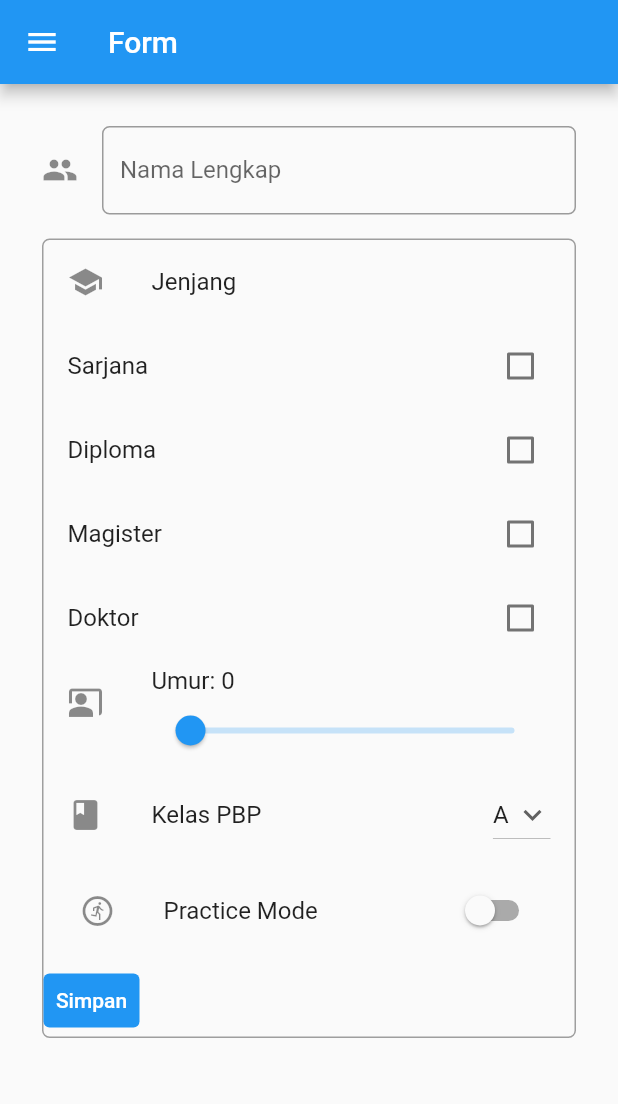
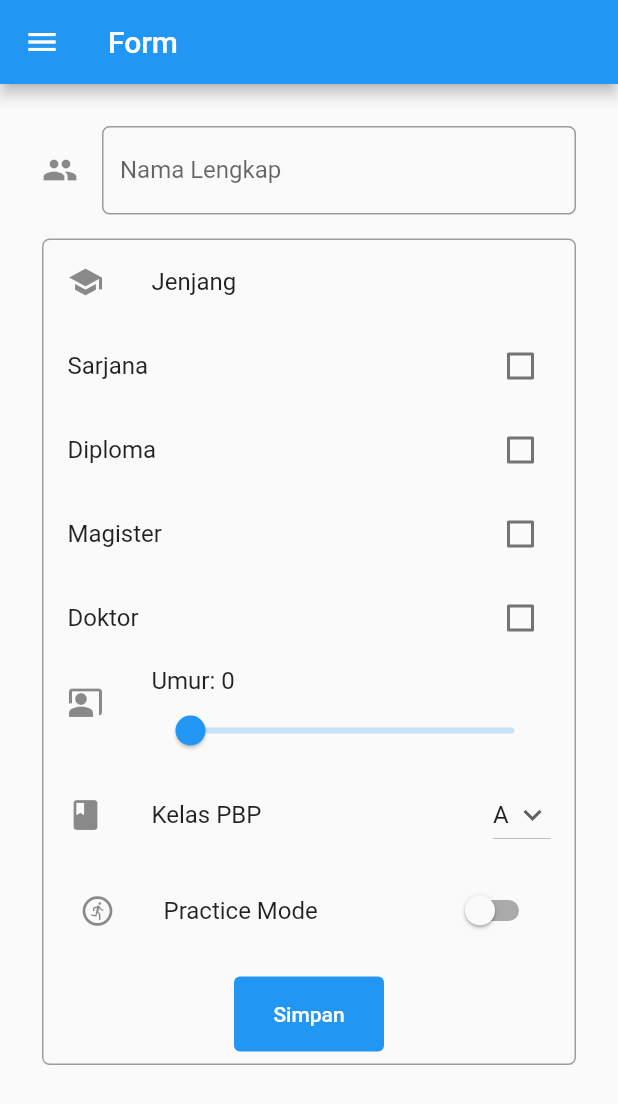
Before and after one commit to farkhans/pbp-flutter-tutorial, a Flutter app: the screen it shows after launch, in the side drawer, after a tap on "Form", on a phone screen of 412 x 824 dp. Shown: the top 1104 px of the screen. Run offline on Flutter 3.47's test engine with Material 2 defaults, Android fonts, the phone set to English and light mode, and no system bars.

Commit message:
tutorial 7

```diff
--- a/app/lib/form.dart
+++ b/app/lib/form.dart
@@ -213,7 +213,13 @@ class _MyFormPageState extends State<MyFormPage> {
                         secondary: const Icon(Icons.run_circle_outlined),
                       ),
                     ),
-                    TextButton(
+                    Center(
+                      child: Padding(
+                        padding: const EdgeInsets.all(8.0),
+                        child: SizedBox(
+                          height: 50,
+                          width: 100,
+                          child: TextButton(
                             style: ButtonStyle(
                               backgroundColor: MaterialStateProperty.all(Colors.blue),
                             ),
@@ -240,7 +246,8 @@ class _MyFormPageState extends State<MyFormPage> {
                                             Center(
                                                 child: const Text('Informasi Data')),
                                             SizedBox(height: 20),
-                                      Text('Judul: $_namaLengkap'),
+                                            Center(child: Text('Nama lengkap: $_namaLengkap')),
+                                            SizedBox(height: 20),
                                             TextButton(
                                               onPressed: () {
                                                 Navigator.pop(context);
@@ -256,6 +263,9 @@ class _MyFormPageState extends State<MyFormPage> {
                               }
                             },
                           ),
+                        ),
+                      ),
+                    ),
                   ],
                 ),
               ),
```
Also changed, not shown: app/lib/main.dart (indentation only). Lines whose indentation alone changed are shown as unchanged.
